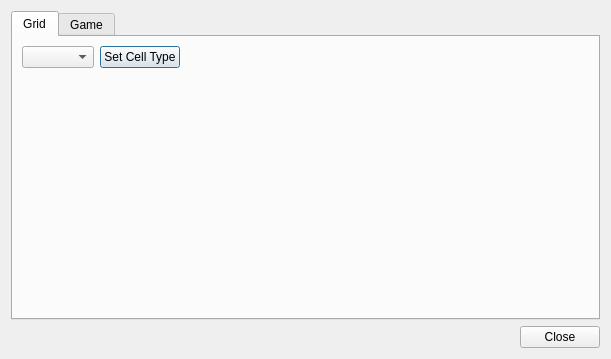
Sv443/Townly, file util/devmenu.ui: the form before one commit.
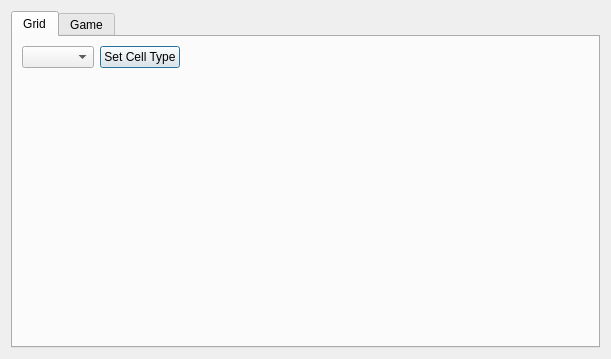
The form after the commit.

Patch:
```diff
--- a/util/devmenu.ui
+++ b/util/devmenu.ui
@@ -69,13 +69,6 @@
      </widget>
     </widget>
    </item>
-   <item>
-    <widget class="QDialogButtonBox" name="dlgButtonBox">
-     <property name="standardButtons">
-      <set>QDialogButtonBox::Close</set>
-     </property>
-    </widget>
-   </item>
   </layout>
  </widget>
  <resources/>
```
Left out of the diff: 11 changed lines with no effect on the pictures.
